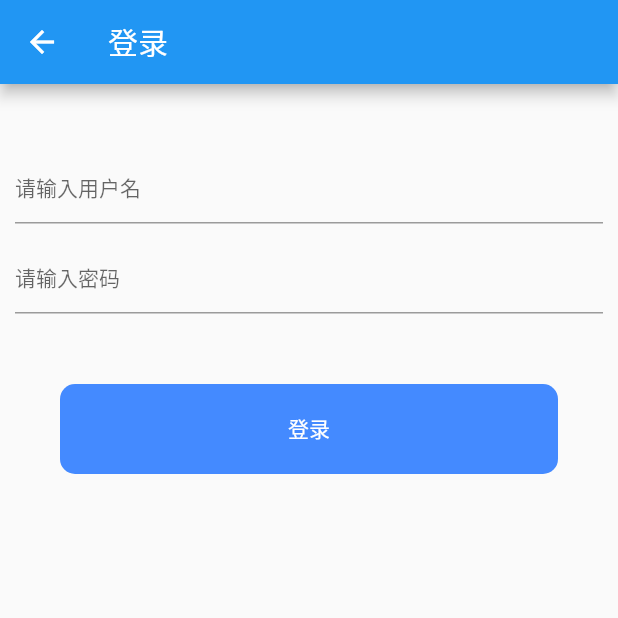
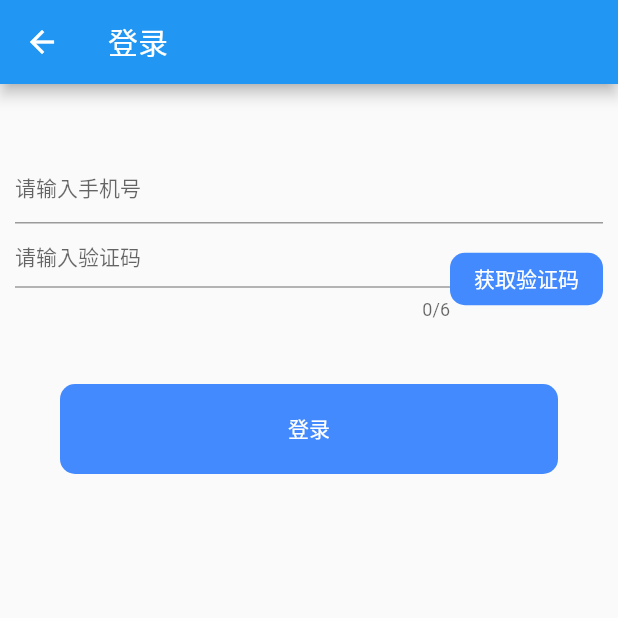
Before and after one commit to Darsky/Chat_flutter_app, a Flutter app: the LoginController screen opened directly, on a phone screen of 412 x 824 dp, the top half of it. Run offline on Flutter 3.47's test engine with Material 2 defaults, Android fonts, the phone set to English and light mode, and no system bars; our stand-ins replace dio.

Commit message:
开始实现倒计时

```diff
--- a/chat_flutter_app/lib/login/login_controller.dart
+++ b/chat_flutter_app/lib/login/login_controller.dart
@@ -17,11 +17,46 @@ class _LoginControllerState extends State<LoginController>
   final TextEditingController _controller = new TextEditingController();
 
   String _inputUserName;
+
   String _inputPassword;
 
   TextField userNameField;
 
   TextField passwordField;
+
+  CodeButton codeButton;
+
+  int countDownSecond;
+
+
+  void _didCodeButtonTouch(){
+    if (countDownSecond > 0){
+      return;
+    }
+    if (_inputUserName == null || _inputUserName.length == 0){
+      showDialog(context: context,
+        builder: (BuildContext context){
+          return new AlertDialog(
+            title: new Text('温馨提示'),
+            content: new Text('请输入手机号'),
+          );
+        },
+      );
+    }
+    else if (_inputUserName.length > 11){
+      showDialog(context: context,
+        builder: (BuildContext context){
+          return new AlertDialog(
+            title: new Text('温馨提示'),
+            content: new Text('请输入正确的手机号'),
+          );
+        },
+      );
+    }
+    else {
+      _startGetCode();
+    }
+  }
 
   void _didLoginButtonTouch(){
     if (_inputUserName == null || _inputUserName.length == 0){
@@ -40,7 +75,7 @@ class _LoginControllerState extends State<LoginController>
         builder: (BuildContext context){
           return new AlertDialog(
             title: new Text('温馨提示'),
-            content: new Text('请输入密码'),
+            content: new Text('请输入验证码'),
           );
         },
       );
@@ -49,29 +84,64 @@ class _LoginControllerState extends State<LoginController>
     _startLogin();
   }
 
-  void _startLogin() async{
+  void _startGetCode()async {
     var submitDic = {"mobile":_inputUserName};
     ResponeObject asyncRequest = await RequestHelper.asyncRequest(true, 'user/getValidCode', submitDic,true);
+    String alertStirng;
+    if (asyncRequest.isSuccess){
+      alertStirng = '请求验证码成功';
+    }
+    else {
+      alertStirng = '${asyncRequest.content}';
+    }
     setState(() {
       showDialog(context: context,
         builder: (BuildContext context){
           return new AlertDialog(
             title: new Text('温馨提示'),
-            content: new Text('${asyncRequest.content}'),
+            content: new Text(alertStirng),
           );
         },
       );
+      if(asyncRequest.isSuccess){
+        codeButton.touchEnable = false;
+        countDownSecond = 60;
+        _getCodeAgainCountDown();
+      }
     });
   }
 
+  void _getCodeAgainCountDown() {
+    setState(() {
+      if (countDownSecond > 0){
+        codeButton.codeTitleString = '${countDownSecond}s';
+        countDownSecond--;
+        print('倒计时 ${countDownSecond}');
+        new Future.delayed(const Duration(seconds:1), (){_getCodeAgainCountDown();});
+      }
+      else{
+        print('倒计时 完成');
+        codeButton.codeTitleString = '获取验证码';
+        codeButton.touchEnable = true;
+      }
+    }
+    );
+  }
 
+  void _startLogin() async{
+
+  }
   @override
-  Widget build(BuildContext context) {
+  void initState() {
+    // TODO: implement initState
+    super.initState();
+    countDownSecond = 0;
     userNameField = new TextField(
       controller: null,
       decoration: new InputDecoration(
-        hintText: '请输入用户名',
+        hintText: '请输入手机号',
       ),
+      keyboardType: TextInputType.number,
       style: new TextStyle(fontSize: 14.0,color: Colors.black45),
       onChanged: (String inputString){
         _inputUserName = inputString;
@@ -79,14 +149,24 @@ class _LoginControllerState extends State<LoginController>
     );
     passwordField = new TextField(
       decoration: new InputDecoration(
-        hintText: '请输入密码',
+        hintText: '请输入验证码',
       ),
-      obscureText: true,
+      maxLength: 6,
+      maxLengthEnforced: false,
+      keyboardType: TextInputType.number,
       style: new TextStyle(fontSize: 14.0,color: Colors.black45),
       onChanged: (String inputPassword){
         _inputPassword = inputPassword;
       },
     );
+    codeButton = new CodeButton();
+    codeButton.codeTitleString = '获取验证码';
+    codeButton.didCodeButtonTouch = _didCodeButtonTouch;
+  }
+
+  @override
+  Widget build(BuildContext context) {
+
     return  new Scaffold(
         appBar: new AppBar(
             title: new Text('登录')
@@ -102,7 +182,12 @@ class _LoginControllerState extends State<LoginController>
             new Container(
               padding: const EdgeInsets.fromLTRB(10.0, 5.0, 10.0, 5.0),
               height: 60.0,
-              child: passwordField,
+              child: new Row(
+                children: <Widget>[
+                  new Expanded(child: passwordField),
+                  codeButton,
+                ],
+              ),
             ),
             new Container(
               margin: const EdgeInsets.fromLTRB(40.0,40.0,40.0,0.0),
@@ -123,3 +208,46 @@ class _LoginControllerState extends State<LoginController>
       );
   }
 }
+
+class CodeButton extends StatefulWidget{
+
+  String codeTitleString = '';
+  bool   touchEnable = true;
+  VoidCallback didCodeButtonTouch;
+
+  @override
+  createState() => new _CodeButtonState();
+}
+
+class _CodeButtonState extends State<CodeButton>{
+
+  void updateDisplay(){
+    setState(() {
+
+    });
+  }
+
+  @override
+  void initState() {
+    // TODO: implement initState
+    super.initState();
+
+  }
+  @override
+  Widget build(BuildContext context) {
+    // TODO: implement build
+    return new Container(
+      height: 35.0,
+      decoration: new BoxDecoration(
+        color: widget.touchEnable?Colors.blueAccent:Colors.grey[400],
+        borderRadius: BorderRadius.all(const Radius.circular(10.0)),
+      ),
+      child: new FlatButton(
+          onPressed: widget.didCodeButtonTouch,
+          child: new Text(
+            widget.codeTitleString,
+            style: new TextStyle(color: widget.touchEnable? Colors.white:Colors.grey),
+          )),
+    );
+  }
+}
```
Also changed, not shown: chat_flutter_app/lib/RequestHelper.dart (+6 -2 lines).
